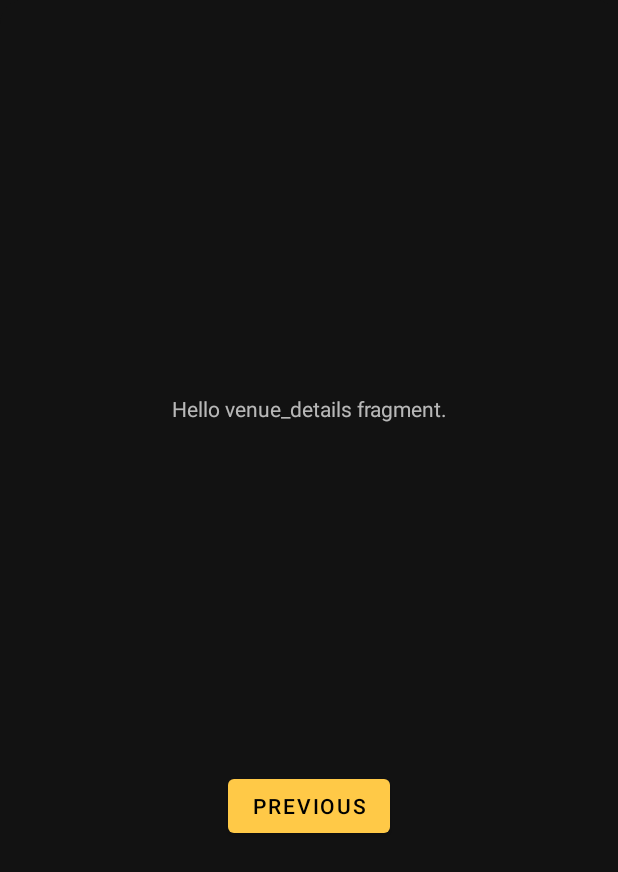
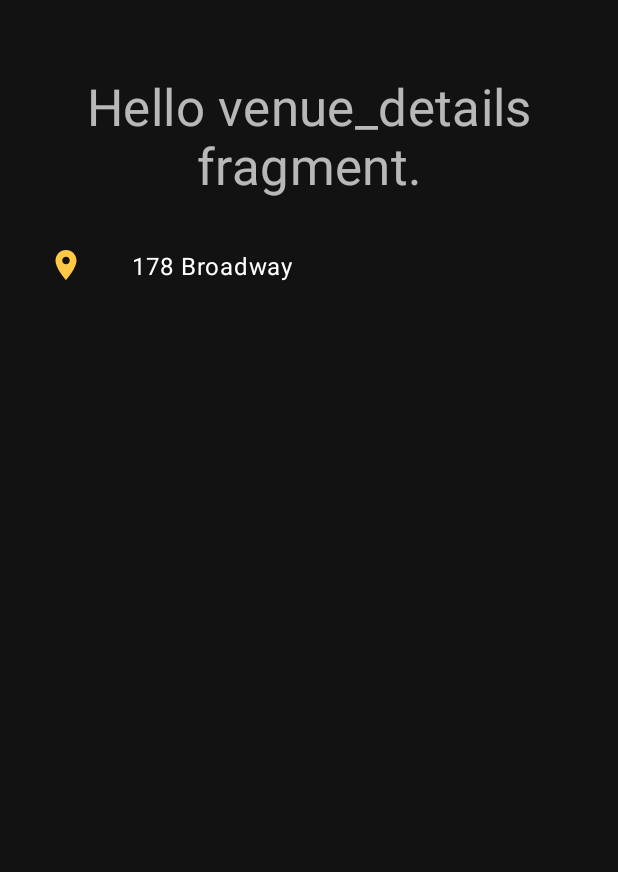
Before and after one commit to ImnIrdst/ii4sq, an Android app: the layout fragment_venue_details.xml on its own in the app's theme, with its tools: preview values and no code run, on a phone screen of 412 x 824 dp. Shown: the top 872 px of the screen. Run offline under Robolectric (Android 15) with nearby library versions, the phone set to English and light mode, and no system bars.

Commit message:
Add UI for venue details fragment

```diff
--- a/app/src/main/AndroidManifest.xml
+++ b/app/src/main/AndroidManifest.xml
@@ -3,11 +3,9 @@
     package="com.imn.ii4sq">
 
     <uses-permission android:name="android.permission.ACCESS_NETWORK_STATE" />
-    <uses-permission android:name="android.permission.ACCESS_NETWORK_STATE" />
     <uses-permission android:name="android.permission.INTERNET" />
     <uses-permission android:name="android.permission.ACCESS_FINE_LOCATION" />
     <uses-permission android:name="android.permission.ACCESS_COARSE_LOCATION" />
-    <uses-permission android:name="android.permission.ACCESS_NETWORK_STATE" />
 
     <application
         android:name="com.imn.II4sqApp"
--- /dev/null
+++ b/app/src/main/java/com/imn/ii4sq/domain/entities/VenueContact.kt
@@ -0,0 +1,7 @@
+package com.imn.ii4sq.domain.entities
+
+import com.google.gson.annotations.SerializedName
+
+data class VenueContact(
+    @SerializedName("formattedPhone") val formattedPhone: String?,
+)
--- a/app/src/main/java/com/imn/ii4sq/domain/entities/VenueDetails.kt
+++ b/app/src/main/java/com/imn/ii4sq/domain/entities/VenueDetails.kt
@@ -1,16 +1,14 @@
 package com.imn.ii4sq.domain.entities
 
-import android.os.Parcelable
 import com.google.gson.annotations.SerializedName
-import kotlinx.parcelize.Parcelize
 
-@Parcelize
 data class VenueDetails(
     @SerializedName("id") val id: String,
     @SerializedName("name") val name: String,
-    @SerializedName("category") val category: List<VenueCategory>,
     @SerializedName("location") val location: VenueLocation,
-) : Parcelable {
+    @SerializedName("contact") val contact: VenueContact,
+    @SerializedName("description") val description: String?,
+) {
 
     override fun equals(other: Any?): Boolean {
         if (this === other) return true
--- a/app/src/main/java/com/imn/ii4sq/domain/entities/VenueLocation.kt
+++ b/app/src/main/java/com/imn/ii4sq/domain/entities/VenueLocation.kt
@@ -9,6 +9,7 @@ import kotlinx.parcelize.Parcelize
 data class VenueLocation(
     @SerializedName("lat") val latitude: Double,
     @SerializedName("lng") val longitude: Double,
+    @SerializedName("address") val address: String,
 ): Parcelable {
     fun toGoogleMapLatLng() = LatLng(latitude, longitude)
 
--- a/app/src/main/java/com/imn/ii4sq/ui/details/VenueDetailsFragment.kt
+++ b/app/src/main/java/com/imn/ii4sq/ui/details/VenueDetailsFragment.kt
@@ -4,17 +4,25 @@ import android.os.Bundle
 import android.view.LayoutInflater
 import android.view.View
 import android.view.ViewGroup
+import androidx.core.view.isVisible
 import androidx.fragment.app.Fragment
 import androidx.navigation.fragment.navArgs
+import com.google.android.material.snackbar.Snackbar
+import com.imn.ii4sq.R
 import com.imn.ii4sq.databinding.FragmentVenueDetailsBinding
+import com.imn.ii4sq.domain.entities.State
+import com.imn.ii4sq.domain.entities.VenueDetails
+import com.imn.ii4sq.domain.entities.humanReadable
 import com.imn.ii4sq.ui.base.BaseBottomSheetFragment
+import com.imn.ii4sq.utils.showSnackbar
+import org.koin.androidx.viewmodel.ext.android.viewModel
 
-/**
- * A simple [Fragment] subclass as the venue_details destination in the navigation.
- */
+
 class VenueDetailsFragment : BaseBottomSheetFragment<FragmentVenueDetailsBinding>() {
 
     private val args: VenueDetailsFragmentArgs by navArgs()
+
+    private val detailsViewModel: VenueDetailsViewModel by viewModel()
 
     override fun inflateBinding(inflater: LayoutInflater, container: ViewGroup?) =
         FragmentVenueDetailsBinding.inflate(inflater, container, false)
@@ -22,6 +30,52 @@ class VenueDetailsFragment : BaseBottomSheetFragment<FragmentVenueDetailsBinding
     override fun onViewCreated(view: View, savedInstanceState: Bundle?) {
         super.onViewCreated(view, savedInstanceState)
 
-        binding.textviewVenueDetails.text = args.venue.toString()
+        initUI()
+        initViewModels()
+    }
+
+    private fun initUI() = with(binding) {
+        titleTextView.text = args.venue.name
+    }
+
+
+    private fun initViewModels() {
+        detailsViewModel.venueDetails.observe(viewLifecycleOwner) {
+            handleVenueDetailsState(it)
+        }
+        detailsViewModel.loadVenueDetails(args.venue.id)
+    }
+
+    private fun handleVenueDetailsState(it: State<VenueDetails>) = with(binding) {
+        when(it) {
+            is State.Failure -> {
+                coordinatorLayout.showSnackbar(
+                    it.error.humanReadable(requireContext()),
+                    Snackbar.LENGTH_INDEFINITE,
+                    R.string.retry
+                ) {
+                    detailsViewModel.loadVenueDetails(args.venue.id)
+                }
+                loadingView.isVisible = false
+            }
+            is State.Loading -> {
+                loadingView.isVisible = true
+            }
+            is State.Success -> {
+                loadingView.isVisible = false
+                populateUI(it.value)
+            }
+        }
+    }
+
+
+    private fun populateUI(details: VenueDetails) = with(binding) {
+        addressTextView.text = details.location.address
+
+        phoneTextView.text = details.contact.formattedPhone
+        phoneFlow.isVisible = details.contact.formattedPhone != null
+
+        descriptionTextView.text = details.description
+        descriptionFlow.isVisible = details.description != null
     }
 }
--- a/app/src/main/java/com/imn/ii4sq/ui/map/MapFragment.kt
+++ b/app/src/main/java/com/imn/ii4sq/ui/map/MapFragment.kt
@@ -158,7 +158,7 @@ class MapFragment : BaseFragment<FragmentMapBinding>() {
                     snackBar?.dismiss()
                     snackBar = binding.coordinatorLayout.showSnackbar(
                         it.error.humanReadable(requireContext()),
-                        Snackbar.LENGTH_INDEFINITE,
+                        Snackbar.LENGTH_LONG,
                     )
                 }
                 is State.Loading -> {
--- a/app/src/main/java/com/imn/ii4sq/utils/NetworkUtils.kt
+++ b/app/src/main/java/com/imn/ii4sq/utils/NetworkUtils.kt
@@ -20,6 +20,7 @@ fun Context.isConnectedToNet(): Boolean {
             else -> false
         }
     } else {
+        @Suppress("DEPRECATION")
         connectivityManager.run {
             activeNetworkInfo?.run {
                 isConnected = when (type) {
--- /dev/null
+++ b/app/src/main/res/drawable/ic_baseline_description_24.xml
@@ -0,0 +1,10 @@
+<vector xmlns:android="http://schemas.android.com/apk/res/android"
+    android:width="24dp"
+    android:height="24dp"
+    android:viewportWidth="24"
+    android:viewportHeight="24"
+    android:tint="?attr/colorPrimary">
+  <path
+      android:fillColor="@android:color/white"
+      android:pathData="M14,2L6,2c-1.1,0 -1.99,0.9 -1.99,2L4,20c0,1.1 0.89,2 1.99,2L18,22c1.1,0 2,-0.9 2,-2L20,8l-6,-6zM16,18L8,18v-2h8v2zM16,14L8,14v-2h8v2zM13,9L13,3.5L18.5,9L13,9z"/>
+</vector>
--- /dev/null
+++ b/app/src/main/res/drawable/ic_baseline_location_on_24.xml
@@ -0,0 +1,10 @@
+<vector xmlns:android="http://schemas.android.com/apk/res/android"
+    android:width="24dp"
+    android:height="24dp"
+    android:viewportWidth="24"
+    android:viewportHeight="24"
+    android:tint="?attr/colorPrimary">
+  <path
+      android:fillColor="@android:color/white"
+      android:pathData="M12,2C8.13,2 5,5.13 5,9c0,5.25 7,13 7,13s7,-7.75 7,-13c0,-3.87 -3.13,-7 -7,-7zM12,11.5c-1.38,0 -2.5,-1.12 -2.5,-2.5s1.12,-2.5 2.5,-2.5 2.5,1.12 2.5,2.5 -1.12,2.5 -2.5,2.5z"/>
+</vector>
--- /dev/null
+++ b/app/src/main/res/drawable/ic_baseline_phone_24.xml
@@ -0,0 +1,10 @@
+<vector xmlns:android="http://schemas.android.com/apk/res/android"
+    android:width="24dp"
+    android:height="24dp"
+    android:viewportWidth="24"
+    android:viewportHeight="24"
+    android:tint="?attr/colorPrimary">
+  <path
+      android:fillColor="@android:color/white"
+      android:pathData="M6.62,10.79c1.44,2.83 3.76,5.14 6.59,6.59l2.2,-2.2c0.27,-0.27 0.67,-0.36 1.02,-0.24 1.12,0.37 2.33,0.57 3.57,0.57 0.55,0 1,0.45 1,1V20c0,0.55 -0.45,1 -1,1 -9.39,0 -17,-7.61 -17,-17 0,-0.55 0.45,-1 1,-1h3.5c0.55,0 1,0.45 1,1 0,1.25 0.2,2.45 0.57,3.57 0.11,0.35 0.03,0.74 -0.25,1.02l-2.2,2.2z"/>
+</vector>
--- a/app/src/main/res/layout/fragment_venue_details.xml
+++ b/app/src/main/res/layout/fragment_venue_details.xml
@@ -7,26 +7,114 @@
     android:background="@drawable/shape_top_round_corners"
     android:paddingHorizontal="@dimen/normal_spacing"
     android:paddingVertical="@dimen/double_spacing"
-    tools:context=".ui.details.VenueDetailsFragment">
+    tools:context=".ui.details.VenueDetailsFragment"
+    tools:theme="@style/ThemeOverlay.MaterialComponents.Dark">
+
+    <androidx.constraintlayout.helper.widget.Flow
+        android:layout_width="0dp"
+        android:layout_height="wrap_content"
+        android:orientation="vertical"
+        app:constraint_referenced_ids="titleTextView,addressFlow,phoneFlow,descriptionFlow,loading_view"
+        app:layout_constraintEnd_toEndOf="parent"
+        app:layout_constraintStart_toStartOf="parent"
+        app:layout_constraintTop_toTopOf="parent" />
 
     <TextView
-        android:id="@+id/textview_venue_details"
+        android:id="@+id/titleTextView"
+        style="@style/TextAppearance.MaterialComponents.Headline4"
+        android:layout_width="0dp"
+        android:layout_height="wrap_content"
+        android:gravity="center"
+        android:padding="@dimen/normal_spacing"
+        android:text="@string/hello_venue_details_fragment" />
+
+
+    <androidx.constraintlayout.helper.widget.Flow
+        android:id="@+id/addressFlow"
+        android:layout_width="0dp"
+        android:layout_height="wrap_content"
+        android:orientation="horizontal"
+        app:constraint_referenced_ids="addressImageView,addressTextView" />
+
+    <ImageView
+        android:id="@+id/addressImageView"
+        android:layout_width="56dp"
+        android:layout_height="56dp"
+        android:contentDescription="@string/address"
+        android:padding="@dimen/normal_spacing"
+        android:src="@drawable/ic_baseline_location_on_24" />
+
+    <TextView
+        android:id="@+id/addressTextView"
+        style="@style/TextAppearance.MaterialComponents.Body1"
+        android:layout_width="0dp"
+        android:layout_height="wrap_content"
+        android:padding="@dimen/normal_spacing"
+        tools:text="178 Broadway" />
+
+    <androidx.constraintlayout.helper.widget.Flow
+        android:id="@+id/phoneFlow"
+        android:layout_width="0dp"
+        android:layout_height="wrap_content"
+        android:orientation="horizontal"
+        android:visibility="gone"
+        app:constraint_referenced_ids="phoneImageView,phoneTextView" />
+
+    <ImageView
+        android:id="@+id/phoneImageView"
+        android:layout_width="56dp"
+        android:layout_height="56dp"
+        android:contentDescription="@string/phone"
+        android:padding="@dimen/normal_spacing"
+        android:src="@drawable/ic_baseline_phone_24" />
+
+    <TextView
+        android:id="@+id/phoneTextView"
+        style="@style/TextAppearance.MaterialComponents.Body1"
+        android:layout_width="0dp"
+        android:layout_height="wrap_content"
+        android:padding="@dimen/normal_spacing"
+        tools:text="+1 123 5125 1" />
+
+    <androidx.constraintlayout.helper.widget.Flow
+        android:id="@+id/descriptionFlow"
+        android:layout_width="0dp"
+        android:layout_height="wrap_content"
+        android:orientation="horizontal"
+        android:visibility="gone"
+        app:constraint_referenced_ids="descriptionImageView,descriptionTextView" />
+
+    <ImageView
+        android:id="@+id/descriptionImageView"
+        android:layout_width="56dp"
+        android:layout_height="56dp"
+        android:contentDescription="@string/description"
+        android:padding="@dimen/normal_spacing"
+        android:src="@drawable/ic_baseline_description_24"
+        app:layout_constraintVertical_bias="0" />
+
+    <TextView
+        android:id="@+id/descriptionTextView"
+        style="@style/TextAppearance.MaterialComponents.Body1"
+        android:layout_width="0dp"
+        android:layout_height="wrap_content"
+        android:padding="@dimen/normal_spacing"
+        tools:text="Peter Luger Steak House has been serving the finest steaks since 1887. We choose from only the finest USDA PRIME meat available. The selection process is crucial  and therefore is done only by members of the family who visit the wholesale markets on a daily basis." />
+
+    <ProgressBar
+        android:id="@+id/loading_view"
         android:layout_width="wrap_content"
         android:layout_height="wrap_content"
-        android:gravity="center"
-        app:layout_constraintBottom_toTopOf="@id/button_venue_details"
-        app:layout_constraintEnd_toEndOf="parent"
-        app:layout_constraintStart_toStartOf="parent"
-        app:layout_constraintTop_toTopOf="parent"
-        android:text="@string/hello_venue_details_fragment"/>
+        android:layout_margin="@dimen/double_spacing"
+        android:visibility="gone" />
 
-    <Button
-        android:id="@+id/button_venue_details"
-        android:layout_width="wrap_content"
-        android:layout_height="wrap_content"
-        android:text="@string/previous"
+    <androidx.coordinatorlayout.widget.CoordinatorLayout
+        android:id="@+id/coordinatorLayout"
+        android:layout_width="0dp"
+        android:layout_height="0dp"
         app:layout_constraintBottom_toBottomOf="parent"
         app:layout_constraintEnd_toEndOf="parent"
         app:layout_constraintStart_toStartOf="parent"
-        app:layout_constraintTop_toBottomOf="@id/textview_venue_details" />
+        app:layout_constraintTop_toTopOf="parent" />
+
 </androidx.constraintlayout.widget.ConstraintLayout>
--- a/app/src/main/res/values/strings.xml
+++ b/app/src/main/res/values/strings.xml
@@ -16,4 +16,7 @@
     <string name="ok">OK</string>
     <string name="retry">RETRY</string>
     <string name="check_your_internet_connection">Please check your internet connection!</string>
+    <string name="address">Address</string>
+    <string name="phone">Phone number</string>
+    <string name="description">Description</string>
 </resources>
```
